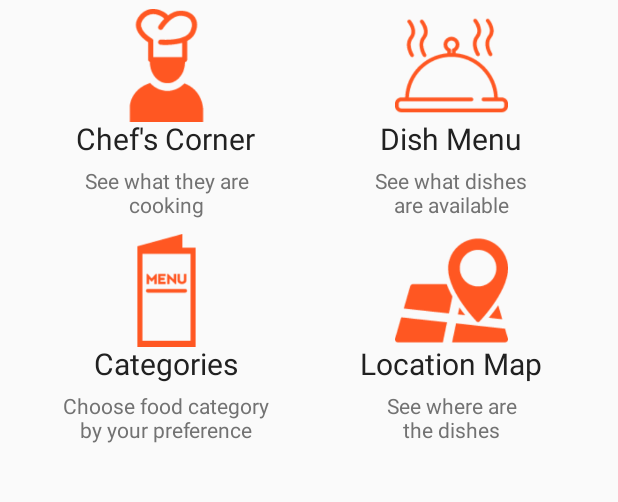
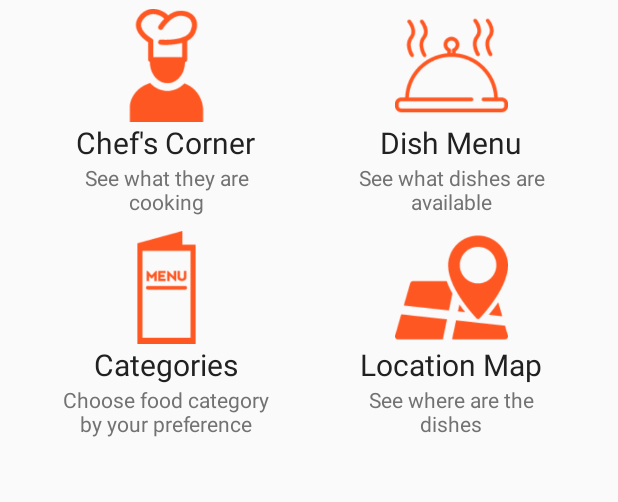
Before and after one commit to muratozgul/FoodieAndroid, an Android app: the screen it shows after launch (HomeActivity), after a tap on "SIGN IN", on a phone screen of 412 x 824 dp, the part 427-929 px from its top. Run offline under Robolectric (Android 15) with nearby library versions, the phone set to English and light mode, and no system bars; our stand-ins replace Volley.

Commit message:
Fix a bug

```diff
--- a/app/src/main/AndroidManifest.xml
+++ b/app/src/main/AndroidManifest.xml
@@ -6,6 +6,8 @@
     <uses-permission android:name="android.permission.GET_ACCOUNTS" />
     <uses-permission android:name="android.permission.READ_PROFILE" />
     <uses-permission android:name="android.permission.READ_CONTACTS" />
+    <uses-permission android:name="android.permission.ACCESS_COARSE_LOCATION" />
+    <uses-permission android:name="android.permission.ACCESS_FINE_LOCATION" />
     <uses-feature android:name="android.hardware.camera.front" android:required="true" />
     <uses-feature android:name="android.hardware.sensor.accelerometer" android:required="true" />
     <!--
--- a/app/src/main/java/app/com/example/foodie/foodieandroid/Activities/DishMenuActivity.java
+++ b/app/src/main/java/app/com/example/foodie/foodieandroid/Activities/DishMenuActivity.java
@@ -108,7 +108,7 @@ public class DishMenuActivity extends AppCompatActivity implements IDishCallback
         int cartSize = FoodieApp.getInstance().getCart().size();
         checkoutButton.setText(Integer.toString(cartSize));
 
-        checkoutButton.setOnClickListener(new View.OnClickListener() {
+        checkout.setOnClickListener(new View.OnClickListener() {
 
             @Override
             public void onClick(View v) {
--- a/app/src/main/java/app/com/example/foodie/foodieandroid/Fragments/FragmentReviews.java
+++ b/app/src/main/java/app/com/example/foodie/foodieandroid/Fragments/FragmentReviews.java
@@ -14,7 +14,6 @@ import java.util.ArrayList;
 import java.util.List;
 
 import app.com.example.foodie.foodieandroid.Adapters.ReviewAdapter;
-import app.com.example.foodie.foodieandroid.DAO.DishDAO;
 import app.com.example.foodie.foodieandroid.DAO.IReviewCallback;
 import app.com.example.foodie.foodieandroid.DAO.ReviewDAO;
 import app.com.example.foodie.foodieandroid.Model.Review;
@@ -58,7 +57,7 @@ public class FragmentReviews extends Fragment implements IReviewCallback {
         reviewRV = (RecyclerView) view.findViewById(R.id.reviewRecycler);
         reviewRV.setHasFixedSize(false);
         reviewRV.setNestedScrollingEnabled(false);
-        reviewRV.setMinimumHeight(1500);
+        reviewRV.setMinimumHeight(1000);
         reviewRV.setFocusable(false);
 
         reviewManager = new LinearLayoutManager(view.getContext());
--- a/app/src/main/res/layout/card_review.xml
+++ b/app/src/main/res/layout/card_review.xml
@@ -22,6 +22,7 @@
                 android:layout_width="@dimen/thumbnail_width"
                 android:layout_height="@dimen/thumbnail_height"
                 android:layout_marginLeft="10dp"
+                android:padding="10dp"
                 android:src="@drawable/foodie" />
 
             <TextView
--- a/app/src/main/res/layout/content_chef_detail.xml
+++ b/app/src/main/res/layout/content_chef_detail.xml
@@ -23,7 +23,7 @@
     <android.support.v7.widget.RecyclerView
         android:id="@+id/chefDishRecycler"
         android:layout_width="match_parent"
-        android:layout_height="200dp"
+        android:layout_height="240dp"
         app:layout_behavior="@string/appbar_scrolling_view_behavior" />
 
 
--- a/app/src/main/res/layout/content_home.xml
+++ b/app/src/main/res/layout/content_home.xml
@@ -2,10 +2,9 @@
 <LinearLayout xmlns:android="http://schemas.android.com/apk/res/android"
     xmlns:app="http://schemas.android.com/apk/res-auto"
     xmlns:tools="http://schemas.android.com/tools"
-    android:orientation="vertical"
     android:layout_width="match_parent"
     android:layout_height="match_parent"
-    android:paddingBottom="@dimen/activity_vertical_margin"
+    android:orientation="vertical"
     android:paddingLeft="@dimen/activity_horizontal_margin"
     android:paddingRight="@dimen/activity_horizontal_margin"
     android:paddingTop="@dimen/activity_vertical_margin"
@@ -23,85 +22,76 @@
     <LinearLayout
         android:layout_width="match_parent"
         android:layout_height="wrap_content"
+        android:adjustViewBounds="true"
         android:orientation="horizontal"
-        android:adjustViewBounds="true"
         android:paddingTop="6dp">
 
-        <RelativeLayout
+        <LinearLayout
             android:layout_width="0dp"
+            android:layout_height="wrap_content"
             android:layout_weight="1"
-            android:layout_height="150dp">
+            android:orientation="vertical">
 
             <ImageView
+                android:id="@+id/chef_list"
                 android:layout_width="75dp"
                 android:layout_height="75dp"
-                android:id="@+id/chef_list"
+                android:layout_centerHorizontal="true"
+                android:layout_gravity="center"
                 android:adjustViewBounds="true"
-                android:layout_centerHorizontal="true"
                 android:src="@drawable/contentchef" />
 
             <TextView
                 android:layout_width="wrap_content"
                 android:layout_height="wrap_content"
+                android:layout_gravity="center"
                 android:text="Chef's Corner"
-                android:layout_alignParentBottom="true"
-                android:layout_centerHorizontal="true"
-                android:layout_marginBottom="50dp"
-                android:textSize="20dp"
-                android:textColor="@color/colorPrimaryText"/>
+                android:textColor="@color/colorPrimaryText"
+                android:textSize="20dp" />
 
             <TextView
-                android:layout_width="120dp"
+                android:layout_width="140dp"
                 android:layout_height="wrap_content"
+                android:layout_gravity="center"
+                android:layout_marginBottom="10dp"
                 android:text="See what they are cooking"
                 android:textAlignment="center"
-                android:layout_alignParentBottom="true"
-                android:layout_centerHorizontal="true"
-                android:layout_marginBottom="10dp"
-                android:textColor="@color/colorSecondaryText"/>
+                android:textColor="@color/colorSecondaryText" />
 
-        </RelativeLayout>
+        </LinearLayout>
 
-        <LinearLayout xmlns:android="http://schemas.android.com/apk/res/android"
+        <LinearLayout
             android:layout_width="0dp"
+            android:layout_height="wrap_content"
             android:layout_weight="1"
-            android:layout_height="wrap_content"
-            android:orientation="horizontal">
-
-            <RelativeLayout
-                android:layout_width="0dp"
-                android:layout_weight="1"
-                android:layout_height="150dp">
+            android:orientation="vertical">
 
             <ImageView
+                android:id="@+id/dish_list"
                 android:layout_width="75dp"
                 android:layout_height="75dp"
+                android:layout_centerHorizontal="true"
+                android:layout_gravity="center"
                 android:adjustViewBounds="true"
-                    android:layout_centerHorizontal="true"
-                    android:id="@+id/dish_list"
                 android:src="@drawable/contentdish" />
 
             <TextView
                 android:layout_width="wrap_content"
                 android:layout_height="wrap_content"
+                android:layout_gravity="center"
                 android:text="Dish Menu"
-                    android:layout_alignParentBottom="true"
-                    android:layout_centerHorizontal="true"
-                    android:layout_marginBottom="50dp"
-                    android:textSize="20dp"
-                    android:textColor="@color/colorPrimaryText"/>
+                android:textColor="@color/colorPrimaryText"
+                android:textSize="20dp" />
 
             <TextView
-                    android:layout_width="120dp"
+                android:layout_width="140dp"
                 android:layout_height="wrap_content"
+                android:layout_gravity="center"
+                android:layout_marginBottom="10dp"
                 android:text="See what dishes are available"
                 android:textAlignment="center"
-                    android:layout_alignParentBottom="true"
-                    android:layout_centerHorizontal="true"
-                    android:layout_marginBottom="10dp"
-                    android:textColor="@color/colorSecondaryText"/>
+                android:textColor="@color/colorSecondaryText" />
 
-            </RelativeLayout>
         </LinearLayout>
     </LinearLayout>
 
@@ -110,84 +100,72 @@
         android:layout_height="wrap_content"
         android:orientation="horizontal">
 
-        <RelativeLayout
+        <LinearLayout
             android:layout_width="0dp"
+            android:layout_height="wrap_content"
             android:layout_weight="1"
-            android:layout_height="150dp">
+            android:orientation="vertical">
 
             <ImageView
+                android:id="@+id/categories"
                 android:layout_width="75dp"
                 android:layout_height="75dp"
+                android:layout_gravity="center"
                 android:adjustViewBounds="true"
-                android:layout_centerHorizontal="true"
-                android:id="@+id/categories"
                 android:src="@drawable/contentmenu" />
 
             <TextView
                 android:layout_width="wrap_content"
                 android:layout_height="wrap_content"
+                android:layout_gravity="center"
                 android:text="Categories"
-                android:layout_alignParentBottom="true"
-                android:layout_centerHorizontal="true"
-                android:layout_marginBottom="50dp"
-                android:textSize="20dp"
-                android:textColor="@color/colorPrimaryText"/>
+                android:textColor="@color/colorPrimaryText"
+                android:textSize="20dp" />
 
             <TextView
                 android:layout_width="140dp"
                 android:layout_height="wrap_content"
+                android:layout_gravity="center"
                 android:text="Choose food category by your preference"
                 android:textAlignment="center"
-                android:layout_alignParentBottom="true"
-                android:layout_centerHorizontal="true"
-                android:layout_marginBottom="10dp"
-                android:textColor="@color/colorSecondaryText"/>
+                android:textColor="@color/colorSecondaryText" />
 
-        </RelativeLayout>
+        </LinearLayout>
 
-        <LinearLayout xmlns:android="http://schemas.android.com/apk/res/android"
+        <LinearLayout
             android:layout_width="0dp"
+            android:layout_height="150dp"
             android:layout_weight="1"
-            android:layout_height="wrap_content"
-            android:orientation="horizontal">
-
-            <RelativeLayout
-                android:layout_width="0dp"
-                android:layout_weight="1"
-                android:layout_height="150dp">
+            android:orientation="vertical">
 
             <ImageView
+                android:id="@+id/location_map"
                 android:layout_width="75dp"
                 android:layout_height="75dp"
+                android:layout_gravity="center"
                 android:adjustViewBounds="true"
-                    android:layout_centerHorizontal="true"
-                    android:id="@+id/location_map"
                 android:src="@drawable/contentlocation" />
 
             <TextView
                 android:layout_width="wrap_content"
                 android:layout_height="wrap_content"
+                android:layout_gravity="center"
                 android:text="Location Map"
-                    android:layout_alignParentBottom="true"
-                    android:layout_centerHorizontal="true"
-                    android:layout_marginBottom="50dp"
-                    android:textSize="20dp"
-                    android:textColor="@color/colorPrimaryText"/>
+                android:textColor="@color/colorPrimaryText"
+                android:textSize="20dp" />
 
             <TextView
-                    android:layout_width="100dp"
+                android:layout_width="140dp"
                 android:layout_height="wrap_content"
+                android:layout_gravity="center"
+                android:layout_marginBottom="10dp"
                 android:text="See where are the dishes"
                 android:textAlignment="center"
-                    android:layout_alignParentBottom="true"
-                    android:layout_centerHorizontal="true"
-                    android:layout_marginBottom="10dp"
-                    android:textColor="@color/colorSecondaryText"/>
+                android:textColor="@color/colorSecondaryText" />
 
-            </RelativeLayout>
+        </LinearLayout>
 
 
     </LinearLayout>
 
 </LinearLayout>
-</LinearLayout>
```
Also changed, not shown: app/src/main/java/app/com/example/foodie/foodieandroid/Activities/DishDetailActivity.java (+24 -7 lines), app/src/main/java/app/com/example/foodie/foodieandroid/Activities/MapsActivity.java (+43 -8 lines), app/src/main/java/app/com/example/foodie/foodieandroid/Adapters/DishMenuAdapter.java (+2 -15 lines). Lines whose indentation alone changed are shown as unchanged.
